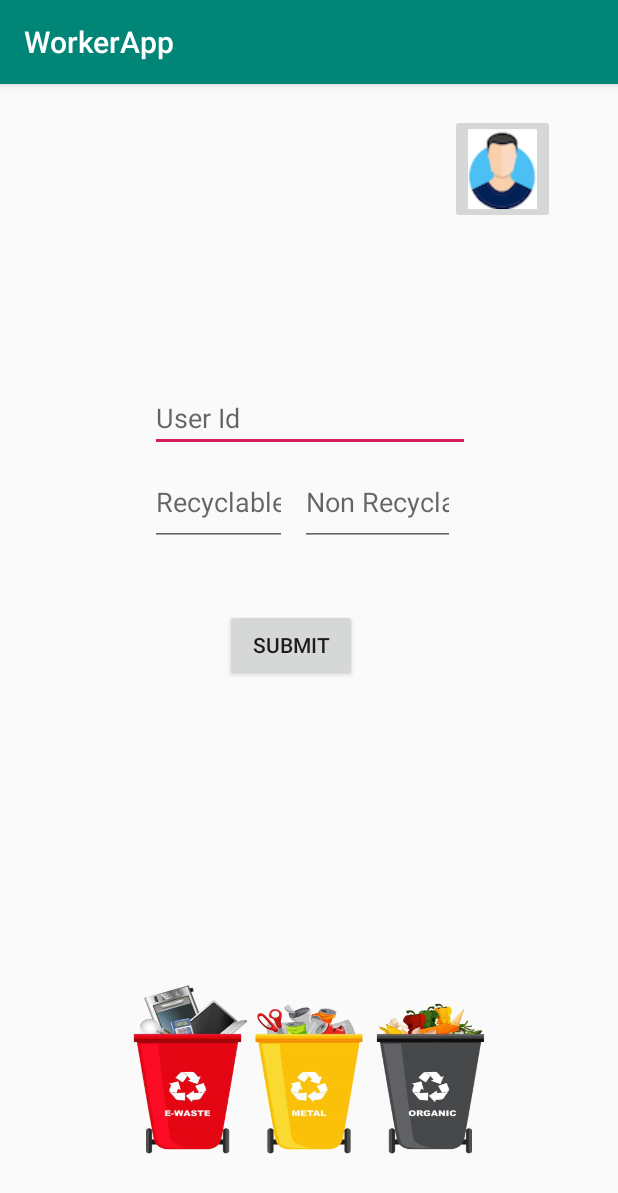
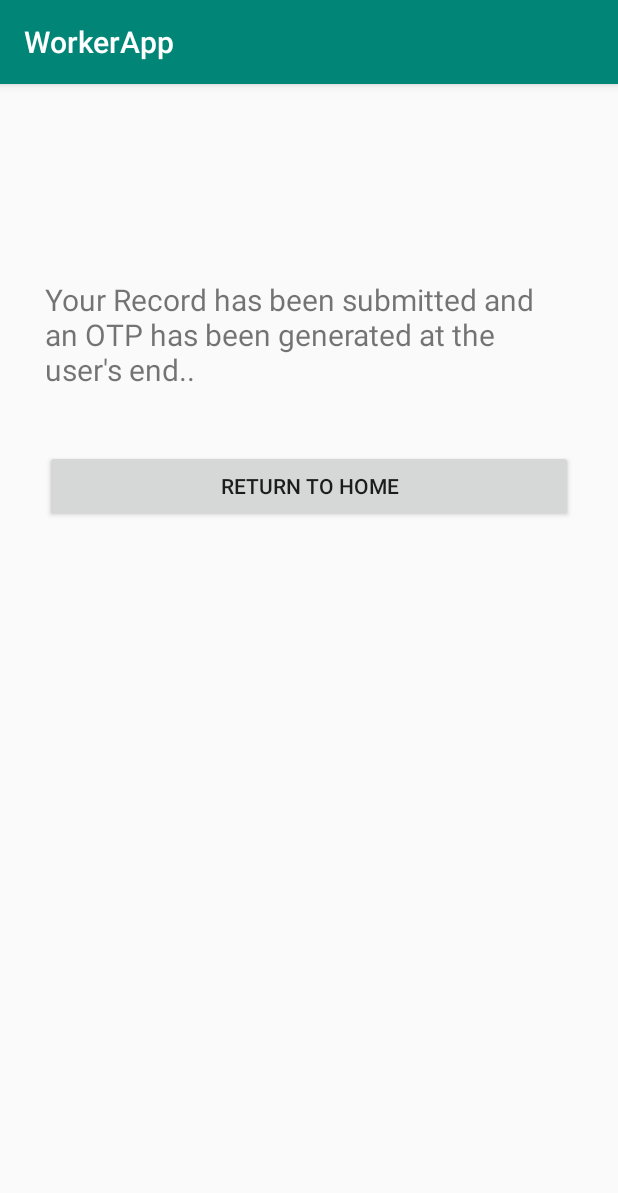
Before and after one commit to shekhar0809/HashHacks4.0-CIC, an Android app: the screen it shows after launch (MainActivity before the commit, Submit_Message after it), after a tap on "SUBMIT", on a phone screen of 412 x 824 dp. Shown: the top 1193 px of the screen. Run offline under Robolectric (Android 15) with nearby library versions, the phone set to English and light mode, and no system bars.

Commit message:
final prototype

```diff
--- a/WorkerApp/app/src/main/AndroidManifest.xml
+++ b/WorkerApp/app/src/main/AndroidManifest.xml
@@ -18,6 +18,7 @@
         </activity>
 
         <activity android:name=".WorkerProfile"/>
+        <activity android:name=".Submit_Message"/>
     </application>
 
 </manifest>
--- a/WorkerApp/app/src/main/java/com/example/workerapp/MainActivity.kt
+++ b/WorkerApp/app/src/main/java/com/example/workerapp/MainActivity.kt
@@ -18,6 +18,8 @@ class MainActivity : AppCompatActivity() {
         }
 
         submit_button.setOnClickListener(){
+            val intent = Intent(this, Submit_Message::class.java)
+            startActivity(intent)
             Toast.makeText(this, "Your response has been recorded!", Toast.LENGTH_LONG).show()
         }
     }
--- /dev/null
+++ b/WorkerApp/app/src/main/java/com/example/workerapp/Submit_Message.kt
@@ -0,0 +1,20 @@
+package com.example.workerapp
+
+import android.content.Intent
+import androidx.appcompat.app.AppCompatActivity
+import android.os.Bundle
+import kotlinx.android.synthetic.main.message_submit.*
+
+class Submit_Message : AppCompatActivity() {
+
+    override fun onCreate(savedInstanceState: Bundle?) {
+        super.onCreate(savedInstanceState)
+        setContentView(R.layout.message_submit)
+
+        return_home.setOnClickListener(){
+            val intent = Intent(this, MainActivity::class.java)
+            startActivity(intent)
+        }
+
+    }
+}
--- /dev/null
+++ b/WorkerApp/app/src/main/res/layout/message_submit.xml
@@ -0,0 +1,21 @@
+<?xml version="1.0" encoding="utf-8"?>
+<LinearLayout xmlns:android="http://schemas.android.com/apk/res/android"
+    android:orientation="vertical" android:layout_width="match_parent"
+    android:layout_height="match_parent"
+    android:padding="30dp">
+
+    <TextView
+        android:id="@+id/textView5"
+        android:layout_width="match_parent"
+        android:layout_height="wrap_content"
+        android:text="Your Record has been submitted and an OTP has been generated at the user's end.."
+        android:layout_marginTop="100dp"
+        android:textSize="20dp"/>
+
+    <Button
+        android:id="@+id/return_home"
+        android:layout_width="match_parent"
+        android:layout_height="wrap_content"
+        android:text="Return To Home"
+        android:layout_marginTop="40dp"/>
+</LinearLayout>
```
